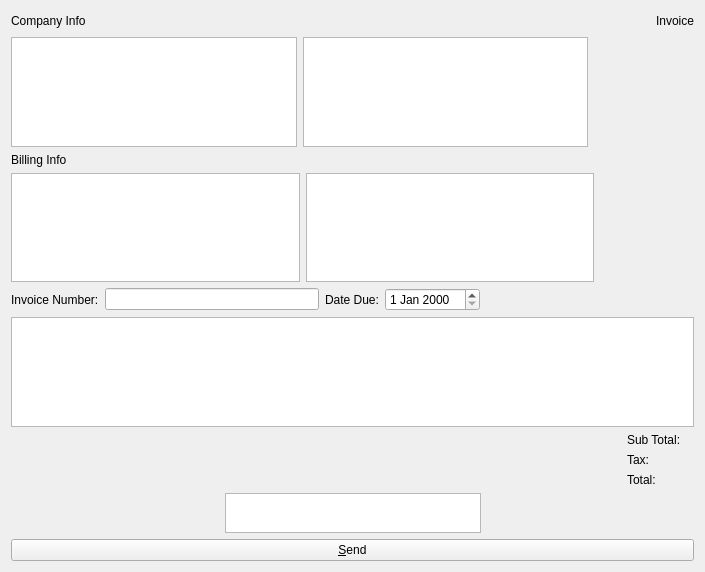
First picture: the form in src/qt/forms/invoiceviewpage.ui, repository NoirX/NoirShares-v2-old, before the edit.
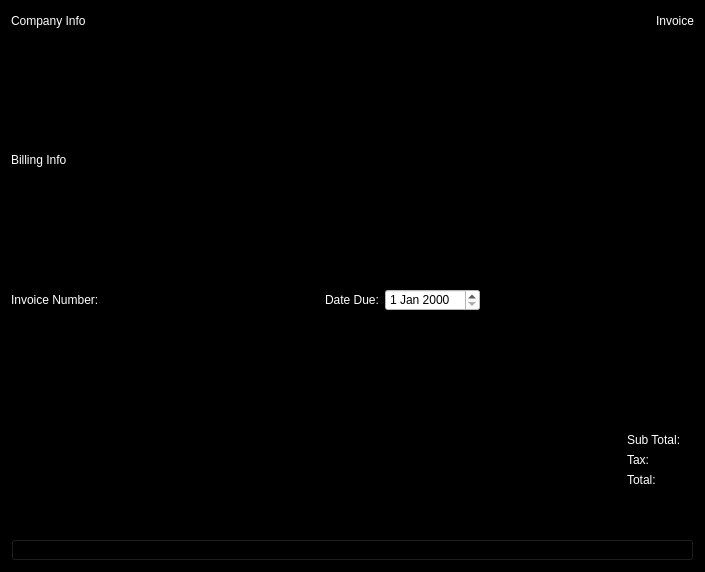
Second picture: the form after the edit. Icons and pictures are not drawn.

```diff
--- a/src/qt/forms/invoiceviewpage.ui
+++ b/src/qt/forms/invoiceviewpage.ui
@@ -13,6 +13,10 @@
   <property name="windowTitle">
    <string>Invoice Page</string>
   </property>
+  <property name="styleSheet">
+   <string notr="true">background-color: rgb(0, 0, 0);
+color: rgb(255, 255, 255);</string>
+  </property>
   <layout class="QVBoxLayout" name="verticalLayout">
    <item>
     <layout class="QHBoxLayout" name="horizontalLayout_2">
@@ -142,7 +146,12 @@
       </widget>
      </item>
      <item>
-      <widget class="QDateEdit" name="dueDate"/>
+      <widget class="QDateEdit" name="dueDate">
+       <property name="styleSheet">
+        <string notr="true">color: rgb(0, 0, 0);
+background-color: rgb(255, 255, 255);</string>
+       </property>
+      </widget>
      </item>
      <item>
       <spacer name="horizontalSpacer_7">
@@ -269,6 +278,9 @@
     <layout class="QHBoxLayout" name="horizontalLayout_7">
      <item>
       <widget class="QPushButton" name="sendButton">
+       <property name="styleSheet">
+        <string notr="true">color: rgb(0, 0, 0);</string>
+       </property>
        <property name="text">
         <string>&amp;Send</string>
        </property>
```
Left out of the diff: 1 changed line with no effect on the pictures.
